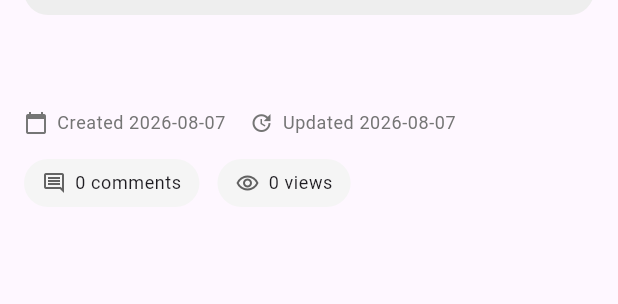
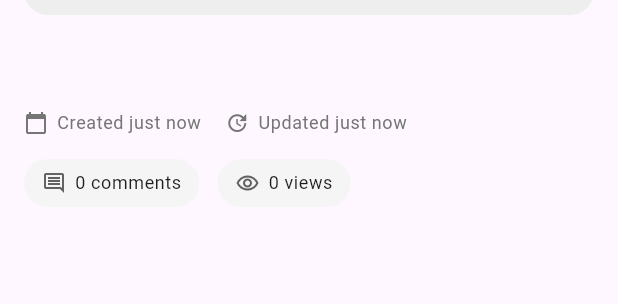
Before and after one commit to niceWizzard/flutter_blog_app, a Flutter app: the ContentWithPost widget shown alone on an empty page, opened directly with empty values, on a phone screen of 412 x 824 dp. Shown: the part 339-643 px from the top of the screen. Run offline on Flutter 3.47's test engine with Material 3 defaults, Android fonts, the phone set to English and light mode, and no system bars; our stand-ins replace flutter_dotenv, go_router, image_picker, supabase_flutter; accounts and stored records are empty.

Commit message:
feat: improve date formatting in PostDetailScreen and PostsTab for better readability

```diff
--- a/lib/screens/post_detail_screen.dart
+++ b/lib/screens/post_detail_screen.dart
@@ -184,7 +184,44 @@ class _ContentWithPostState extends State<ContentWithPost> {
 
   String _formatDate(DateTime date) {
     final local = date.toLocal();
-    return '${local.year}-${local.month.toString().padLeft(2, '0')}-${local.day.toString().padLeft(2, '0')}';
+    final now = DateTime.now();
+    final difference = now.difference(local);
+
+    if (difference < const Duration(minutes: 1)) {
+      return 'just now';
+    }
+    if (difference < const Duration(hours: 1)) {
+      return '${difference.inMinutes} minute${difference.inMinutes == 1 ? '' : 's'} ago';
+    }
+    if (difference < const Duration(days: 1)) {
+      return '${difference.inHours} hour${difference.inHours == 1 ? '' : 's'} ago';
+    }
+    if (difference < const Duration(days: 2)) {
+      return '${difference.inDays} day${difference.inDays == 1 ? '' : 's'} ago';
+    }
+
+    const monthNames = [
+      'Jan',
+      'Feb',
+      'Mar',
+      'Apr',
+      'May',
+      'Jun',
+      'Jul',
+      'Aug',
+      'Sep',
+      'Oct',
+      'Nov',
+      'Dec',
+    ];
+
+    final hour = local.hour % 12 == 0 ? 12 : local.hour % 12;
+    final formattedHour = hour.toString().padLeft(2, '0');
+    final formattedMinute = local.minute.toString().padLeft(2, '0');
+    final period = local.hour < 12 ? 'AM' : 'PM';
+
+    return '${local.day} ${monthNames[local.month - 1]} ${local.year} '
+        '$formattedHour:$formattedMinute$period';
   }
 
   Future<void> _pickCommentImage() async {
```
Also changed, not shown: lib/screens/posts_tab.dart (+38 -1 lines).
